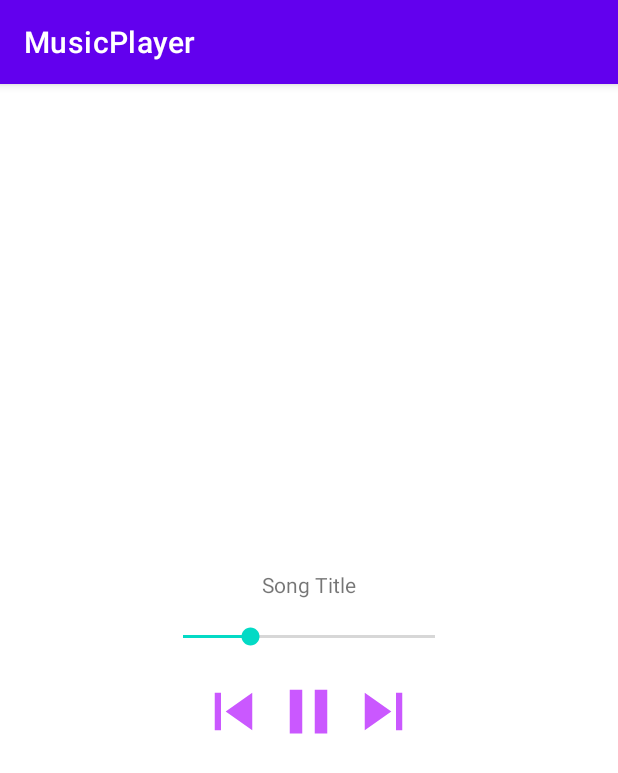
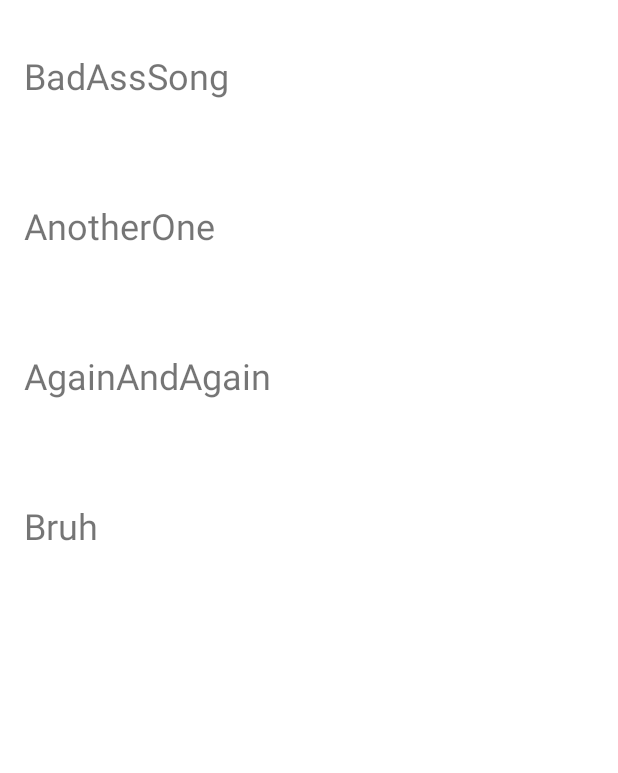
Before and after one commit to mgkdante/MusicPlayer, an Android app: the screen it shows after launch (MainActivity), on a phone screen of 412 x 824 dp. Shown: the top 773 px of the screen. Run offline under Robolectric (Android 15) with nearby library versions, the phone set to English and light mode, and no system bars.

Commit message:
androidsubsystemYay

```diff
--- a/app/build.gradle
+++ b/app/build.gradle
@@ -40,6 +40,8 @@ dependencies {
     implementation 'androidx.appcompat:appcompat:1.3.1'
     implementation 'com.google.android.material:material:1.4.0'
     implementation 'androidx.constraintlayout:constraintlayout:2.1.1'
+    implementation 'androidx.navigation:navigation-fragment-ktx:2.3.5'
+    implementation 'androidx.navigation:navigation-ui-ktx:2.3.5'
     androidTestImplementation 'androidx.test.ext:junit:1.1.3'
     androidTestImplementation 'androidx.test.espresso:espresso-core:3.4.0'
 }
--- /dev/null
+++ b/app/src/main/java/com/example/musicplayer/DataList.kt
@@ -0,0 +1,5 @@
+package com.example.musicplayer
+
+data class DataList (
+    val songTitle: String,
+    val songFile: Int)
--- a/app/src/main/java/com/example/musicplayer/MainActivity.kt
+++ b/app/src/main/java/com/example/musicplayer/MainActivity.kt
@@ -1,97 +1,38 @@
 package com.example.musicplayer
 
-import android.media.MediaPlayer
 import androidx.appcompat.app.AppCompatActivity
 import android.os.Bundle
-import android.os.Handler
-import android.widget.ImageButton
-import android.widget.SeekBar
-import android.widget.TextView
+import androidx.recyclerview.widget.LinearLayoutManager
+import androidx.recyclerview.widget.RecyclerView
+import java.io.Serializable
+import android.content.Intent as Intent
 
-class MainActivity : AppCompatActivity() {
 
-    private var musicList = arrayListOf(R.raw.a1,R.raw.a4, R.raw.a5, R.raw.a6)
+class MainActivity : AppCompatActivity(), MusicListAdapter.OnItemClickListener {
 
-    private lateinit var musicPlayer: MediaPlayer
-    private lateinit var playBtn: ImageButton
-    private lateinit var forwardBtn: ImageButton
-    private lateinit var backBtn: ImageButton
-    private lateinit var titleSong : TextView
-    private lateinit var progressBar: SeekBar
-
-    private lateinit var runnable : Runnable
-    private var handler = Handler()
+    private val musicListArray = mutableListOf(
+        DataList("BadAssSong", R.raw.a4),
+        DataList("AnotherOne", R.raw.a1),
+        DataList("AgainAndAgain", R.raw.a5),
+        DataList("Bruh", R.raw.a6)
+    )
 
     override fun onCreate(savedInstanceState: Bundle?) {
         super.onCreate(savedInstanceState)
         setContentView(R.layout.activity_main)
-        var songPosition = 0
 
-        titleSong = findViewById(R.id.title)
-        playBtn = findViewById(R.id.play_btn)
-        forwardBtn = findViewById(R.id.forward_btn)
-        backBtn = findViewById(R.id.back_btn)
-        progressBar = findViewById(R.id.musicPorgress)
-        musicPlayer = MediaPlayer.create(this, musicList[songPosition])
+        val adapter = MusicListAdapter(musicListArray, this)
+        val recycler = findViewById<RecyclerView>(R.id.musicList)
 
-        progressBar.progress = 0
-        progressBar.max = musicPlayer.duration
+        recycler.adapter = adapter
+        recycler.layoutManager = LinearLayoutManager(this)
+    }
 
-        musicPlayer.start()
+    override fun onItemClick(position: Int) {
 
-        playBtn.setOnClickListener {
-            if (musicPlayer.isPlaying) {
-                playBtn.setBackgroundResource(R.drawable.ic_baseline_play_arrow_24)
-                musicPlayer.pause()
 
-            } else {
-                playBtn.setBackgroundResource(R.drawable.ic_baseline_pause_24)
-                musicPlayer.start()
-            }
-        }
-
-        forwardBtn.setOnClickListener {
-            if(songPosition < musicList.size) {
-                songPosition++
-            }
-            else{
-                songPosition = 0
-            }
-            musicPlayer.reset()
-            musicPlayer = MediaPlayer.create(this, musicList[songPosition])
-            musicPlayer.start()
-        }
-
-        backBtn.setOnClickListener{
-            if(songPosition > 0){
-                songPosition--
-            }
-            else{
-                songPosition = musicList.size
-            }
-            musicPlayer.reset()
-            musicPlayer = MediaPlayer.create(this, musicList[songPosition])
-            musicPlayer.start()
-        }
-
-        progressBar.setOnSeekBarChangeListener(object : SeekBar.OnSeekBarChangeListener {
-            override fun onProgressChanged(p0: SeekBar, p1: Int, p2: Boolean) {
-                if (p2) {
-                    musicPlayer.seekTo(p1)
-                }
-            }
-
-            override fun onStartTrackingTouch(seekBar: SeekBar) {
-            }
-
-            override fun onStopTrackingTouch(seekBar: SeekBar) {
-            }
-        })
-
-        runnable = Runnable {
-            progressBar.progress = musicPlayer.currentPosition
-            handler.postDelayed(runnable, 1000)
-        }
-        handler.postDelayed(runnable, 1000)
+        val intent = Intent(this, PlayActivity::class.java)
+        intent.putExtra("songTitle", musicListArray[position].songTitle)
+        startActivity(intent)
     }
 }
--- /dev/null
+++ b/app/src/main/java/com/example/musicplayer/MusicListAdapter.kt
@@ -0,0 +1,52 @@
+package com.example.musicplayer
+
+import android.content.Intent
+import android.view.LayoutInflater
+import android.view.View
+import android.view.ViewGroup
+import android.widget.TextView
+import androidx.recyclerview.widget.RecyclerView
+
+  class MusicListAdapter(
+    var songs : List<DataList>,
+    private val listener : OnItemClickListener
+) :RecyclerView.Adapter<MusicListAdapter.ViewHolder>() {
+
+      private lateinit var musicTitle: TextView
+
+      override fun onCreateViewHolder(parent: ViewGroup, viewType: Int): ViewHolder {
+          val view = LayoutInflater.from(parent.context).inflate(R.layout.list, parent, false)
+          return ViewHolder(view)
+      }
+
+      override fun onBindViewHolder(holder: ViewHolder, position: Int) {
+
+          holder.itemView.apply {
+              musicTitle = findViewById(R.id.musicTitle)
+              musicTitle.text = songs[position].songTitle
+          }
+      }
+
+      override fun getItemCount(): Int {
+          return songs.size
+      }
+
+      inner class ViewHolder(itemView: View) : RecyclerView.ViewHolder(itemView),
+          View.OnClickListener {
+          init {
+              itemView.setOnClickListener(this)
+          }
+
+          override fun onClick(p0: View?) {
+              val position: Int = adapterPosition
+              if (position != RecyclerView.NO_POSITION) {
+                  listener.onItemClick(position)
+              }
+          }
+
+      }
+
+      interface OnItemClickListener {
+          fun onItemClick(position: Int)
+      }
+  }
--- a/app/src/main/res/layout/activity_main.xml
+++ b/app/src/main/res/layout/activity_main.xml
@@ -1,54 +1,16 @@
 <?xml version="1.0" encoding="utf-8"?>
-<LinearLayout xmlns:android="http://schemas.android.com/apk/res/android"
+<androidx.constraintlayout.widget.ConstraintLayout xmlns:android="http://schemas.android.com/apk/res/android"
+    xmlns:app="http://schemas.android.com/apk/res-auto"
     xmlns:tools="http://schemas.android.com/tools"
-    android:id="@+id/musicButtons"
     android:layout_width="match_parent"
     android:layout_height="match_parent"
-    android:gravity="center"
-    android:orientation="vertical"
     tools:context=".MainActivity">
 
-    <TextView
-        android:id="@+id/title"
-        android:layout_width="wrap_content"
-        android:layout_height="wrap_content"
-        android:layout_marginBottom="16dp"
-        android:text="@string/song_title" />
+    <androidx.recyclerview.widget.RecyclerView
+        android:id="@+id/musicList"
+        android:layout_width="match_parent"
+        android:layout_height="0dp"
+        tools:layout_editor_absoluteX="0dp"
+        tools:layout_editor_absoluteY="-2dp" />
 
-    <SeekBar
-        android:id="@+id/musicPorgress"
-        android:layout_width="200sp"
-        android:layout_height="wrap_content"
-        android:layout_marginBottom="16dp"
-        android:progress="50" />
-
-    <LinearLayout
-        android:layout_width="300dp"
-        android:layout_height="wrap_content"
-        android:gravity="center"
-        android:orientation="horizontal">
-
-        <ImageButton
-            android:id="@+id/back_btn"
-            android:layout_width="50dp"
-            android:layout_height="50dp"
-            android:contentDescription="@string/play_previous"
-            android:background="@drawable/ic_baseline_skip_previous_24" />
-
-        <ImageButton
-            android:id="@+id/play_btn"
-            android:layout_width="50dp"
-            android:layout_height="50dp"
-            android:contentDescription="@string/play_song"
-            android:background="@drawable/ic_baseline_pause_24" />
-
-        <ImageButton
-            android:id="@+id/forward_btn"
-            android:layout_width="50dp"
-            android:layout_height="50dp"
-            android:contentDescription="@string/play_next"
-            android:background="@drawable/ic_baseline_skip_next_24" />
-    </LinearLayout>
-
-
-</LinearLayout>
+</androidx.constraintlayout.widget.ConstraintLayout>
--- a/app/src/main/res/layout/activity_music_list.xml
+++ b/app/src/main/res/layout/list.xml
@@ -3,18 +3,17 @@
     xmlns:app="http://schemas.android.com/apk/res-auto"
     xmlns:tools="http://schemas.android.com/tools"
     android:layout_width="match_parent"
-    android:layout_height="match_parent"
-    tools:context=".MusicList">
+    android:layout_height="100dp"
+    android:padding="16dp">
 
-    <androidx.recyclerview.widget.RecyclerView
-        android:id="@+id/musicList"
-        android:layout_width="wrap_content"
+    <TextView
+        android:id="@+id/musicTitle"
+        android:layout_width="0dp"
         android:layout_height="wrap_content"
-        android:layout_marginStart="1dp"
-        android:layout_marginEnd="1dp"
-        android:layout_marginBottom="1dp"
+        android:text="@string/title"
+        android:textSize="24sp"
         app:layout_constraintBottom_toBottomOf="parent"
-        app:layout_constraintEnd_toEndOf="parent"
         app:layout_constraintStart_toStartOf="parent"
         app:layout_constraintTop_toTopOf="parent" />
+
 </androidx.constraintlayout.widget.ConstraintLayout>
--- a/app/src/main/res/values/strings.xml
+++ b/app/src/main/res/values/strings.xml
@@ -95,4 +95,6 @@
     <string name="play_next">play next</string>
     <string name="play_song">play song</string>
     <string name="play_previous">play previous</string>
+    <string name="title">Title</string>
+    <string name="_0">0</string>
 </resources>
```
Also changed, not shown: app/src/main/AndroidManifest.xml (+10 -9 lines), app/src/main/java/com/example/musicplayer/MusicList.kt (deleted, +0 -16 lines), app/src/main/java/com/example/musicplayer/PlayActivity.kt (added, +101 -0 lines), app/src/main/res/layout/activity_play.xml (added, +55 -0 lines), gradle/wrapper/gradle-wrapper.properties.
